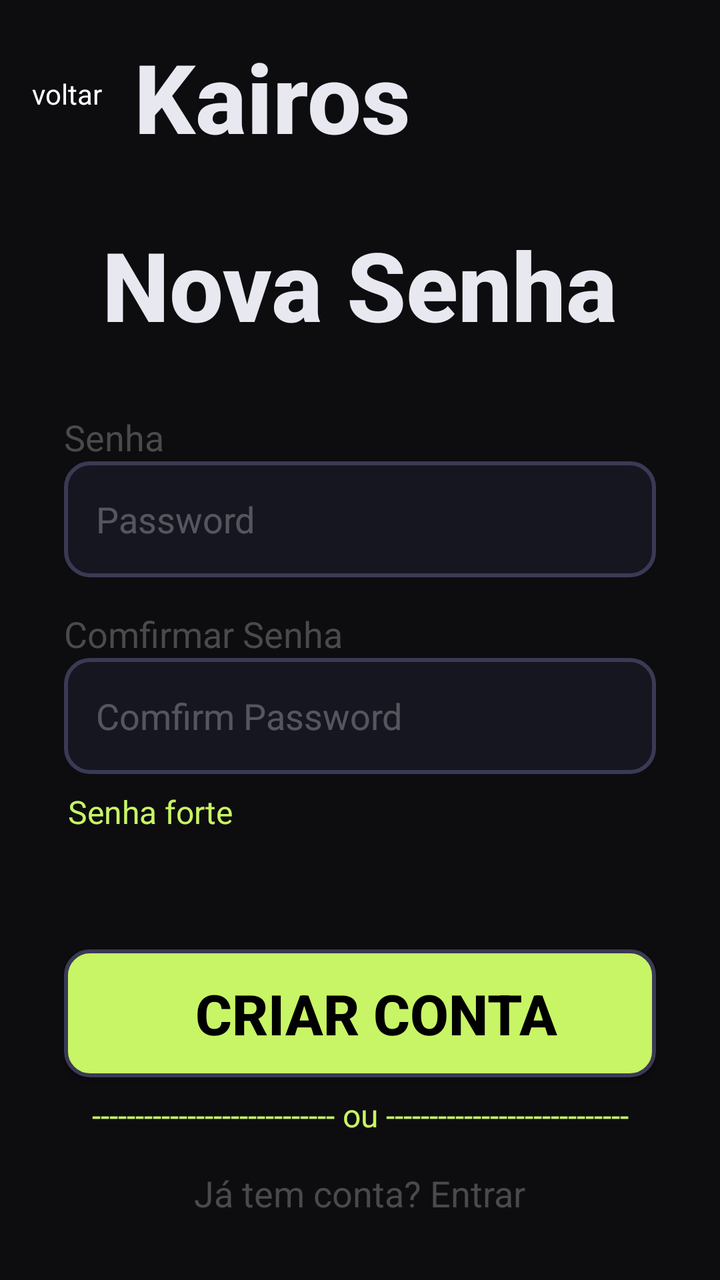
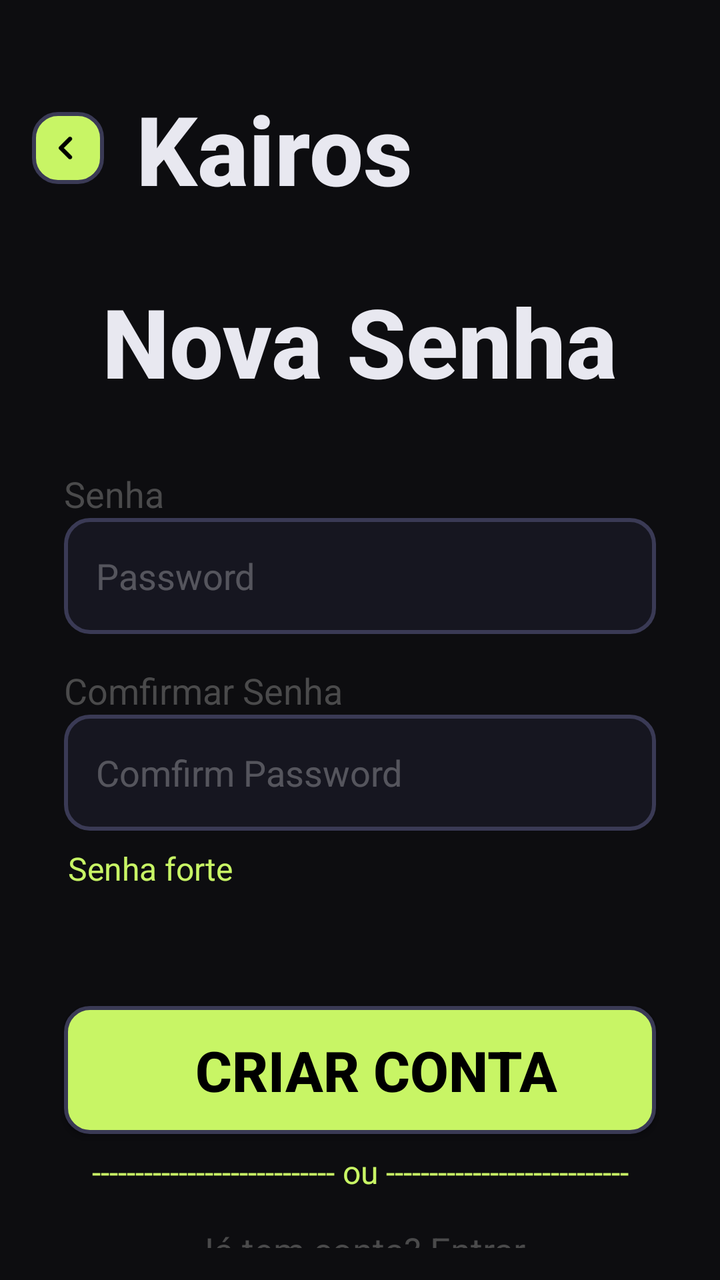

Before-and-after screenshots of an Android layout around one commit, followed by the original layout XML and the change that was made.
<!-- AndroidManifest.xml: application theme Theme.KairosFlowApp -->
<!-- res/layout/fragment_nova_senha.xml -->
<?xml version="1.0" encoding="utf-8"?>
<LinearLayout xmlns:android="http://schemas.android.com/apk/res/android"
    xmlns:tools="http://schemas.android.com/tools"
    android:layout_width="match_parent"
    android:layout_height="match_parent"
    android:orientation="vertical"
    tools:context=".Ui.Auth.NovaSenhaFragment">

    <com.google.android.material.appbar.AppBarLayout
        android:id="@+id/appbarRecuperarSenha"
        android:layout_width="match_parent"
        android:layout_height="wrap_content">

        <androidx.appcompat.widget.Toolbar
            android:id="@+id/toolbar"
            android:layout_width="match_parent"
            android:paddingTop="16dp"
            android:layout_height="78dp"
            android:background="@color/background">

            <TextView
                android:id="@+id/tv_voltarNovaSenha"
                android:layout_width="wrap_content"
                android:layout_height="wrap_content"
                android:text="voltar"
                android:textColor="@color/white"/>

            <TextView
                android:layout_width="wrap_content"
                android:layout_height="match_parent"
                android:fontFamily="sans-serif-medium"
                android:textStyle="bold"
                android:paddingLeft="16dp"
                android:text="Kairos"
                android:textColor="@color/txt_color"
                android:textSize="48sp" />


        </androidx.appcompat.widget.Toolbar>
    </com.google.android.material.appbar.AppBarLayout>

    <LinearLayout
        android:id="@+id/linearLayout"
        android:layout_width="match_parent"
        android:layout_height="match_parent"
        android:background="@color/background"
        android:orientation="vertical"
        android:padding="16dp">


        <TextView
            android:layout_width="wrap_content"
            android:layout_height="wrap_content"
            android:fontFamily="sans-serif-medium"
            android:textStyle="bold"
            android:layout_marginTop="16dp"
            android:text="Nova Senha"
            android:layout_gravity="center"
            android:textColor="@color/txt_color"
            android:textSize="48sp" />




        <TextView
            android:id="@+id/tv_passwordRegistro"
            android:layout_width="wrap_content"
            android:layout_height="wrap_content"
            android:text="Senha"
            android:textColor="#4A4A4B"
            android:paddingLeft="16dp"
            android:layout_marginTop="32dp"
            android:textStyle="normal"
            android:textSize="18sp"/>

        <EditText
            android:id="@+id/edt_password"
            android:layout_width="match_parent"
            android:layout_height="58dp"
            android:background="@drawable/bg_edt_text"
            android:inputType="textPassword"
            android:hint="Password"
            android:textColorHint="#46FFFFFF"
            android:layout_marginEnd="16dp"
            android:layout_marginStart="16dp"/>

        <TextView
            android:id="@+id/tv_confirmSenhaRegistro"
            android:layout_width="wrap_content"
            android:layout_height="wrap_content"
            android:text="Comfirmar Senha"
            android:textColor="#4A4A4B"
            android:paddingLeft="16dp"
            android:layout_marginTop="16dp"
            android:textStyle="normal"
            android:textSize="18sp"/>

        <EditText
            android:id="@+id/edt_confirmPasswordRegistro"
            android:layout_width="match_parent"
            android:layout_height="58dp"
            android:background="@drawable/bg_edt_text"
            android:inputType="textPassword"
            android:hint="Comfirm Password"
            android:textColorHint="#46FFFFFF"
            android:layout_marginEnd="16dp"
            android:layout_marginStart="16dp"/>


        <TextView
            android:id="@+id/forcaSenhaRegistro"
            android:layout_width="wrap_content"
            android:layout_height="wrap_content"
            android:text="Senha forte"
            android:layout_marginTop="8dp"
            android:layout_gravity="start"
            android:textColorHint="#83FFFFFF"
            android:layout_marginStart="18dp"
            android:textColor="@color/primary_color_app"
            android:textStyle="normal"
            android:textSize="16sp"/>


        <androidx.appcompat.widget.AppCompatButton
            android:id="@+id/btn_criarConta"
            android:layout_width="match_parent"
            android:layout_height="64dp"
            android:focusable="true"
            android:text="Criar conta"
            android:textColor="@color/black"
            android:textSize="28sp"
            android:textStyle="bold"
            android:background="@drawable/bg_btn_primary"
            android:layout_marginStart="16dp"
            android:layout_marginEnd="16dp"
            android:layout_marginTop="58dp"/>


        <TextView
            android:layout_width="match_parent"
            android:layout_height="wrap_content"
            android:text="---------------------------- ou ----------------------------"
            android:layout_marginTop="8dp"
            android:gravity="center"
            android:layout_marginStart="16dp"
            android:layout_marginEnd="16dp"
            android:textColor="@color/primary_color_app"
            android:textStyle="normal"
            android:textSize="16sp"/>



        <TextView
            android:id="@+id/tv_entrarRegistro"
            android:layout_width="wrap_content"
            android:layout_height="wrap_content"
            android:textSize="18sp"
            android:textColor="#4A4A4B"
            android:text="Já tem conta? Entrar"
            android:layout_marginTop="16dp"
            android:layout_gravity="center"/>



    </LinearLayout>



</LinearLayout>
<!-- resources referenced by this layout -->
<resources>
  <color name="background">#0D0D10</color>
  <color name="black">#FF000000</color>
  <color name="primary_color_app">#C8F565</color>
  <color name="txt_color">#E8E8F0</color>
  <color name="white">#FFFFFFFF</color>
  <!-- drawable bg_btn_primary (drawable) -->
  <?xml version="1.0" encoding="utf-8"?>
  <shape xmlns:android="http://schemas.android.com/apk/res/android"
      android:shape="rectangle">
  
      <corners android:radius="12dp"/>
  
      <solid android:color="#C8F565"/>
      <padding
          android:bottom="0dp"
          android:top="0dp"
          android:left="16dp"
          android:right="0dp"/>
  
      <stroke android:color="#3A3A55"
          android:width="2dp"/>
  
  </shape>
  <!-- drawable bg_edt_text (drawable) -->
  <?xml version="1.0" encoding="utf-8"?>
  <shape xmlns:android="http://schemas.android.com/apk/res/android"
      android:shape="rectangle">
  
      <corners android:radius="12dp"/>
  
      <solid android:color="#161620"/>
      <padding
          android:bottom="0dp"
          android:top="0dp"
          android:left="16dp"
          android:right="0dp"/>
  
      <stroke android:color="#3A3A55"
          android:width="2dp"/>
  
  
  
  
  </shape>
  <style name="Theme.KairosFlowApp" parent="Base.Theme.KairosFlowApp" />
  <style name="Base.Theme.KairosFlowApp" parent="Theme.AppCompat.DayNight.NoActionBar">
  
      </style>
</resources>

<!-- the commit's change to res/layout/fragment_nova_senha.xml (unified diff, before → after) -->
@@ -3,6 +3,7 @@
     xmlns:tools="http://schemas.android.com/tools"
     android:layout_width="match_parent"
     android:layout_height="match_parent"
+    xmlns:app="http://schemas.android.com/apk/res-auto"
     android:orientation="vertical"
     tools:context=".Ui.Auth.NovaSenhaFragment">
 
@@ -14,16 +15,19 @@
         <androidx.appcompat.widget.Toolbar
             android:id="@+id/toolbar"
             android:layout_width="match_parent"
-            android:paddingTop="16dp"
-            android:layout_height="78dp"
+            android:paddingTop="42dp"
+            android:layout_height="match_parent"
             android:background="@color/background">
 
-            <TextView
-                android:id="@+id/tv_voltarNovaSenha"
-                android:layout_width="wrap_content"
-                android:layout_height="wrap_content"
-                android:text="voltar"
-                android:textColor="@color/white"/>
+                <ImageButton
+                    android:id="@+id/btn_voltarNovaSenha"
+                    android:contentDescription="Voltar"
+                    android:layout_width="36dp"
+                    android:layout_height="36dp"
+                    android:scaleType="centerCrop"
+                    android:padding="6dp"
+                    android:background="@drawable/bg_btn_primary"
+                    android:src="@drawable/ic_arrow_compact_left" />
 
             <TextView
                 android:layout_width="wrap_content"
@@ -128,6 +132,7 @@
             android:focusable="true"
             android:text="Criar conta"
             android:textColor="@color/black"
+            android:contentDescription="CriarConta"
             android:textSize="28sp"
             android:textStyle="bold"
             android:background="@drawable/bg_btn_primary"
@@ -151,7 +156,7 @@
 
 
         <TextView
-            android:id="@+id/tv_entrarRegistro"
+            android:id="@+id/tv_entrarNovaSenha"
             android:layout_width="wrap_content"
             android:layout_height="wrap_content"
             android:textSize="18sp"
<!-- resource entries referenced after the edit -->
@@ -4,7 +4,6 @@
   <color name="black">#FF000000</color>
   <color name="primary_color_app">#C8F565</color>
   <color name="txt_color">#E8E8F0</color>
-  <color name="white">#FFFFFFFF</color>
   <!-- drawable bg_btn_primary (drawable) -->
   <?xml version="1.0" encoding="utf-8"?>
   <shape xmlns:android="http://schemas.android.com/apk/res/android"
@@ -44,6 +43,7 @@
   
   
   </shape>
+  <!-- drawable ic_arrow_compact_left: png bitmap (drawable, 429 bytes) -->
   <style name="Theme.KairosFlowApp" parent="Base.Theme.KairosFlowApp" />
   <style name="Base.Theme.KairosFlowApp" parent="Theme.AppCompat.DayNight.NoActionBar">
   
